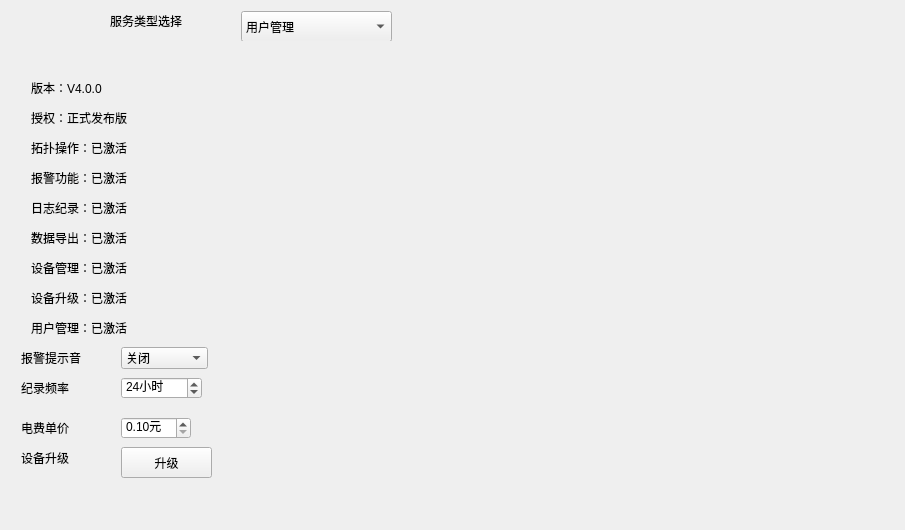
This is CleverManagerV3/setups/setup_mainwid.ui in ChinaClever/CleverManagerV3 as Qt 5 draws it before an edit. The edited form follows.
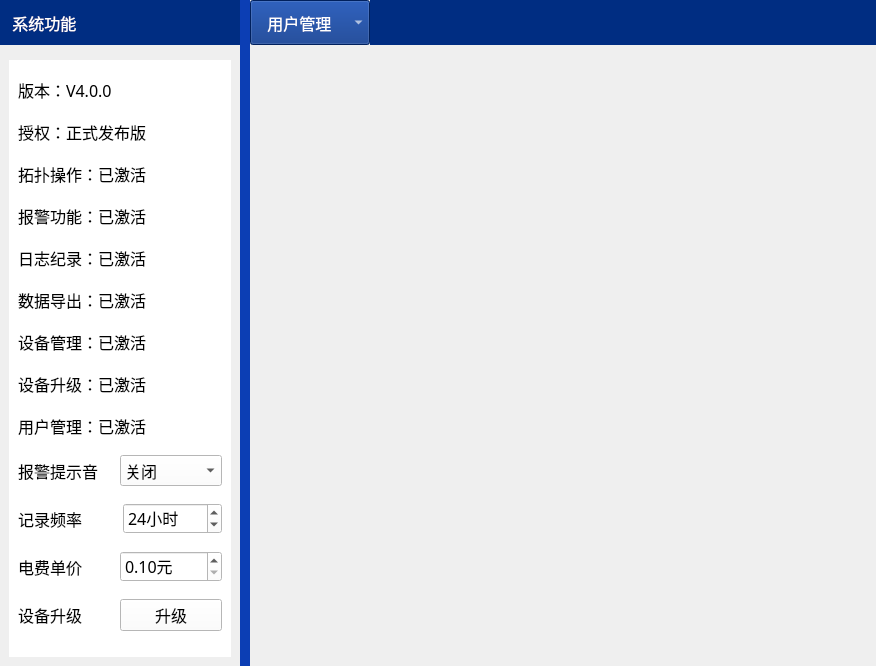
This is the edited form.

```diff
--- a/CleverManagerV3/setups/setup_mainwid.ui
+++ b/CleverManagerV3/setups/setup_mainwid.ui
@@ -6,82 +6,76 @@
    <rect>
     <x>0</x>
     <y>0</y>
-    <width>905</width>
-    <height>530</height>
+    <width>876</width>
+    <height>666</height>
    </rect>
   </property>
+  <property name="font">
+   <font>
+    <family>微软雅黑</family>
+    <pointsize>12</pointsize>
+   </font>
+  </property>
   <property name="windowTitle">
    <string>Form</string>
   </property>
-  <layout class="QGridLayout" name="gridLayout">
-   <item row="0" column="0" colspan="2">
-    <widget class="QWidget" name="widget" native="true">
-     <property name="minimumSize">
-      <size>
-       <width>0</width>
-       <height>30</height>
-      </size>
-     </property>
-     <property name="maximumSize">
-      <size>
-       <width>16777215</width>
-       <height>30</height>
-      </size>
-     </property>
-     <widget class="QComboBox" name="comboBox">
-      <property name="geometry">
-       <rect>
-        <x>230</x>
-        <y>0</y>
-        <width>151</width>
-        <height>31</height>
-       </rect>
-      </property>
-      <item>
-       <property name="text">
-        <string>用户管理</string>
-       </property>
-      </item>
-      <item>
-       <property name="text">
-        <string>数据推送</string>
-       </property>
-      </item>
+  <layout class="QHBoxLayout" name="horizontalLayout_6">
+   <property name="spacing">
+    <number>0</number>
+   </property>
+   <property name="leftMargin">
+    <number>0</number>
+   </property>
+   <property name="topMargin">
+    <number>0</number>
+   </property>
+   <property name="rightMargin">
+    <number>0</number>
+   </property>
+   <property name="bottomMargin">
+    <number>0</number>
+   </property>
       <item>
-       <property name="text">
-        <string>PDU列表</string>
-       </property>
-      </item>
+    <layout class="QVBoxLayout" name="verticalLayout_3" stretch="1,18">
+     <property name="spacing">
+      <number>6</number>
+     </property>
       <item>
-       <property name="text">
-        <string>机柜列表</string>
-       </property>
-      </item>
-      <item>
-       <property name="text">
-        <string>机房列表</string>
-       </property>
-      </item>
-     </widget>
      <widget class="QLabel" name="label">
-      <property name="geometry">
-       <rect>
-        <x>20</x>
-        <y>0</y>
-        <width>151</width>
-        <height>20</height>
-       </rect>
+       <property name="minimumSize">
+        <size>
+         <width>240</width>
+         <height>45</height>
+        </size>
+       </property>
+       <property name="maximumSize">
+        <size>
+         <width>240</width>
+         <height>45</height>
+        </size>
+       </property>
+       <property name="font">
+        <font>
+         <family>微软雅黑</family>
+         <pointsize>12</pointsize>
+        </font>
+       </property>
+       <property name="styleSheet">
+        <string notr="true">background-color: rgb(0,45,130);
+color:rgb(255,255,255)</string>
       </property>
       <property name="text">
-       <string>服务类型选择</string>
+        <string>   系统功能</string>
       </property>
       <property name="alignment">
-       <set>Qt::AlignRight|Qt::AlignTrailing|Qt::AlignVCenter</set>
-      </property>
-     </widget>
-    </widget>
-   </item>
-   <item row="1" column="0">
+        <set>Qt::AlignLeading|Qt::AlignLeft|Qt::AlignVCenter</set>
+       </property>
+      </widget>
+     </item>
+     <item>
+      <widget class="QWidget" name="widget_3" native="true">
+       <layout class="QVBoxLayout" name="verticalLayout_4">
+        <item>
     <widget class="QWidget" name="setupWid" native="true">
      <property name="minimumSize">
       <size>
@@ -95,145 +89,207 @@
        <height>16777215</height>
       </size>
      </property>
-     <widget class="QPushButton" name="upBtn">
-      <property name="geometry">
-       <rect>
-        <x>110</x>
-        <y>400</y>
-        <width>91</width>
-        <height>31</height>
-       </rect>
-      </property>
-      <property name="text">
-       <string>升级</string>
-      </property>
-     </widget>
+          <property name="styleSheet">
+           <string notr="true">background-color: rgb(255, 255, 255);</string>
+          </property>
+          <layout class="QVBoxLayout" name="verticalLayout_2" stretch="1,1,1,1,1,1,1,1,1,1,1,1,1">
+           <property name="spacing">
+            <number>0</number>
+           </property>
+           <property name="leftMargin">
+            <number>9</number>
+           </property>
+           <property name="topMargin">
+            <number>0</number>
+           </property>
+           <property name="rightMargin">
+            <number>9</number>
+           </property>
+           <property name="bottomMargin">
+            <number>0</number>
+           </property>
+           <item>
      <widget class="QLabel" name="label_2">
-      <property name="geometry">
-       <rect>
-        <x>20</x>
-        <y>30</y>
-        <width>131</width>
-        <height>21</height>
-       </rect>
+             <property name="minimumSize">
+              <size>
+               <width>0</width>
+               <height>25</height>
+              </size>
+             </property>
+             <property name="maximumSize">
+              <size>
+               <width>16777215</width>
+               <height>25</height>
+              </size>
       </property>
       <property name="text">
        <string>版本：V4.0.0</string>
       </property>
      </widget>
+           </item>
+           <item>
      <widget class="QLabel" name="label_3">
-      <property name="geometry">
-       <rect>
-        <x>20</x>
-        <y>60</y>
-        <width>131</width>
-        <height>21</height>
-       </rect>
+             <property name="minimumSize">
+              <size>
+               <width>0</width>
+               <height>25</height>
+              </size>
+             </property>
+             <property name="maximumSize">
+              <size>
+               <width>16777215</width>
+               <height>25</height>
+              </size>
       </property>
       <property name="text">
        <string>授权：正式发布版</string>
       </property>
      </widget>
-     <widget class="QLabel" name="label_4">
-      <property name="geometry">
-       <rect>
-        <x>20</x>
-        <y>150</y>
-        <width>131</width>
-        <height>21</height>
-       </rect>
-      </property>
-      <property name="text">
-       <string>日志纪录：已激活</string>
-      </property>
-     </widget>
-     <widget class="QLabel" name="label_5">
-      <property name="geometry">
-       <rect>
-        <x>20</x>
-        <y>240</y>
-        <width>131</width>
-        <height>21</height>
-       </rect>
-      </property>
-      <property name="text">
-       <string>设备升级：已激活</string>
-      </property>
-     </widget>
-     <widget class="QLabel" name="label_6">
-      <property name="geometry">
-       <rect>
-        <x>20</x>
-        <y>210</y>
-        <width>131</width>
-        <height>21</height>
-       </rect>
-      </property>
-      <property name="text">
-       <string>设备管理：已激活</string>
-      </property>
-     </widget>
+           </item>
+           <item>
      <widget class="QLabel" name="label_7">
-      <property name="geometry">
-       <rect>
-        <x>20</x>
-        <y>90</y>
-        <width>131</width>
-        <height>21</height>
-       </rect>
+             <property name="minimumSize">
+              <size>
+               <width>0</width>
+               <height>25</height>
+              </size>
+             </property>
+             <property name="maximumSize">
+              <size>
+               <width>16777215</width>
+               <height>25</height>
+              </size>
       </property>
       <property name="text">
        <string>拓扑操作：已激活</string>
       </property>
      </widget>
+           </item>
+           <item>
      <widget class="QLabel" name="label_8">
-      <property name="geometry">
-       <rect>
-        <x>20</x>
-        <y>120</y>
-        <width>131</width>
-        <height>21</height>
-       </rect>
+             <property name="minimumSize">
+              <size>
+               <width>0</width>
+               <height>25</height>
+              </size>
+             </property>
+             <property name="maximumSize">
+              <size>
+               <width>16777215</width>
+               <height>25</height>
+              </size>
       </property>
       <property name="text">
        <string>报警功能：已激活</string>
       </property>
      </widget>
+           </item>
+           <item>
+            <widget class="QLabel" name="label_4">
+             <property name="minimumSize">
+              <size>
+               <width>0</width>
+               <height>25</height>
+              </size>
+             </property>
+             <property name="maximumSize">
+              <size>
+               <width>16777215</width>
+               <height>25</height>
+              </size>
+             </property>
+             <property name="text">
+              <string>日志纪录：已激活</string>
+             </property>
+            </widget>
+           </item>
+           <item>
      <widget class="QLabel" name="label_9">
-      <property name="geometry">
-       <rect>
-        <x>20</x>
-        <y>180</y>
-        <width>131</width>
-        <height>21</height>
-       </rect>
+             <property name="minimumSize">
+              <size>
+               <width>0</width>
+               <height>25</height>
+              </size>
+             </property>
+             <property name="maximumSize">
+              <size>
+               <width>16777215</width>
+               <height>25</height>
+              </size>
       </property>
       <property name="text">
        <string>数据导出：已激活</string>
       </property>
      </widget>
+           </item>
+           <item>
+            <widget class="QLabel" name="label_6">
+             <property name="minimumSize">
+              <size>
+               <width>0</width>
+               <height>25</height>
+              </size>
+             </property>
+             <property name="maximumSize">
+              <size>
+               <width>16777215</width>
+               <height>25</height>
+              </size>
+             </property>
+             <property name="text">
+              <string>设备管理：已激活</string>
+             </property>
+            </widget>
+           </item>
+           <item>
+            <widget class="QLabel" name="label_5">
+             <property name="minimumSize">
+              <size>
+               <width>0</width>
+               <height>25</height>
+              </size>
+             </property>
+             <property name="maximumSize">
+              <size>
+               <width>16777215</width>
+               <height>25</height>
+              </size>
+             </property>
+             <property name="text">
+              <string>设备升级：已激活</string>
+             </property>
+            </widget>
+           </item>
+           <item>
      <widget class="QLabel" name="label_10">
-      <property name="geometry">
-       <rect>
-        <x>20</x>
-        <y>270</y>
-        <width>131</width>
-        <height>21</height>
-       </rect>
+             <property name="minimumSize">
+              <size>
+               <width>0</width>
+               <height>25</height>
+              </size>
+             </property>
+             <property name="maximumSize">
+              <size>
+               <width>16777215</width>
+               <height>25</height>
+              </size>
       </property>
       <property name="text">
        <string>用户管理：已激活</string>
       </property>
      </widget>
+           </item>
+           <item>
+            <layout class="QHBoxLayout" name="horizontalLayout">
+             <item>
+              <widget class="QLabel" name="label_11">
+               <property name="text">
+                <string>报警提示音</string>
+               </property>
+              </widget>
+             </item>
+             <item>
      <widget class="QComboBox" name="alarmCmb">
-      <property name="geometry">
-       <rect>
-        <x>110</x>
-        <y>300</y>
-        <width>87</width>
-        <height>22</height>
-       </rect>
-      </property>
       <item>
        <property name="text">
         <string>关闭</string>
@@ -245,54 +301,23 @@
        </property>
       </item>
      </widget>
-     <widget class="QLabel" name="label_11">
-      <property name="geometry">
-       <rect>
-        <x>10</x>
-        <y>300</y>
-        <width>91</width>
-        <height>21</height>
-       </rect>
-      </property>
-      <property name="text">
-       <string>报警提示音</string>
-      </property>
-     </widget>
-     <widget class="QLabel" name="label_12">
-      <property name="geometry">
-       <rect>
-        <x>10</x>
-        <y>400</y>
-        <width>91</width>
-        <height>21</height>
-       </rect>
-      </property>
-      <property name="text">
-       <string>设备升级</string>
-      </property>
-     </widget>
+             </item>
+            </layout>
+           </item>
+           <item>
+            <layout class="QHBoxLayout" name="horizontalLayout_2">
+             <property name="spacing">
+              <number>6</number>
+             </property>
+             <item>
      <widget class="QLabel" name="label_13">
-      <property name="geometry">
-       <rect>
-        <x>10</x>
-        <y>330</y>
-        <width>91</width>
-        <height>21</height>
-       </rect>
-      </property>
       <property name="text">
-       <string>纪录频率</string>
-      </property>
-     </widget>
+                <string>记录频率</string>
+               </property>
+              </widget>
+             </item>
+             <item>
      <widget class="QSpinBox" name="logSpin">
-      <property name="geometry">
-       <rect>
-        <x>110</x>
-        <y>330</y>
-        <width>81</width>
-        <height>22</height>
-       </rect>
-      </property>
       <property name="suffix">
        <string>小时</string>
       </property>
@@ -306,28 +331,20 @@
        <number>24</number>
       </property>
      </widget>
+             </item>
+            </layout>
+           </item>
+           <item>
+            <layout class="QHBoxLayout" name="horizontalLayout_3">
+             <item>
      <widget class="QLabel" name="label_14">
-      <property name="geometry">
-       <rect>
-        <x>10</x>
-        <y>370</y>
-        <width>91</width>
-        <height>21</height>
-       </rect>
-      </property>
       <property name="text">
        <string>电费单价</string>
       </property>
      </widget>
+             </item>
+             <item>
      <widget class="QDoubleSpinBox" name="priceSPin">
-      <property name="geometry">
-       <rect>
-        <x>110</x>
-        <y>370</y>
-        <width>70</width>
-        <height>22</height>
-       </rect>
-      </property>
       <property name="prefix">
        <string/>
       </property>
@@ -338,10 +355,143 @@
        <double>0.100000000000000</double>
       </property>
      </widget>
-    </widget>
-   </item>
-   <item row="1" column="1">
+             </item>
+            </layout>
+           </item>
+           <item>
+            <layout class="QHBoxLayout" name="horizontalLayout_4">
+             <item>
+              <widget class="QLabel" name="label_12">
+               <property name="text">
+                <string>设备升级</string>
+               </property>
+              </widget>
+             </item>
+             <item>
+              <widget class="QPushButton" name="upBtn">
+               <property name="styleSheet">
+                <string notr="true"/>
+               </property>
+               <property name="text">
+                <string>升级</string>
+               </property>
+              </widget>
+             </item>
+            </layout>
+           </item>
+          </layout>
+         </widget>
+        </item>
+       </layout>
+      </widget>
+     </item>
+    </layout>
+   </item>
+   <item>
+    <widget class="QWidget" name="widget_2" native="true">
+     <property name="minimumSize">
+      <size>
+       <width>10</width>
+       <height>0</height>
+      </size>
+     </property>
+     <property name="maximumSize">
+      <size>
+       <width>10</width>
+       <height>16777215</height>
+      </size>
+     </property>
+     <property name="styleSheet">
+      <string notr="true">background-color: rgb(12,62,180);</string>
+     </property>
+    </widget>
+   </item>
+   <item>
+    <layout class="QVBoxLayout" name="verticalLayout" stretch="1,18">
+     <item>
+      <layout class="QHBoxLayout" name="horizontalLayout_5" stretch="0,0">
+       <item>
+        <widget class="QComboBox" name="comboBox">
+         <property name="sizePolicy">
+          <sizepolicy hsizetype="Fixed" vsizetype="Fixed">
+           <horstretch>0</horstretch>
+           <verstretch>0</verstretch>
+          </sizepolicy>
+         </property>
+         <property name="minimumSize">
+          <size>
+           <width>120</width>
+           <height>45</height>
+          </size>
+         </property>
+         <property name="maximumSize">
+          <size>
+           <width>120</width>
+           <height>45</height>
+          </size>
+         </property>
+         <property name="font">
+          <font>
+           <family>微软雅黑</family>
+           <pointsize>12</pointsize>
+          </font>
+         </property>
+         <property name="styleSheet">
+          <string notr="true">color: rgb(255,255,255);
+background-color: rgb(0,45,130);</string>
+         </property>
+         <item>
+          <property name="text">
+           <string>   用户管理</string>
+          </property>
+         </item>
+         <item>
+          <property name="text">
+           <string>   数据推送</string>
+          </property>
+         </item>
+         <item>
+          <property name="text">
+           <string>   PDU列表</string>
+          </property>
+         </item>
+         <item>
+          <property name="text">
+           <string>   机柜列表</string>
+          </property>
+         </item>
+         <item>
+          <property name="text">
+           <string>   机房列表</string>
+          </property>
+         </item>
+        </widget>
+       </item>
+       <item>
+        <widget class="QWidget" name="widget" native="true">
+         <property name="minimumSize">
+          <size>
+           <width>0</width>
+           <height>45</height>
+          </size>
+         </property>
+         <property name="maximumSize">
+          <size>
+           <width>16777215</width>
+           <height>45</height>
+          </size>
+         </property>
+         <property name="styleSheet">
+          <string notr="true">background-color: rgb(0,45,130);</string>
+         </property>
+        </widget>
+       </item>
+      </layout>
+     </item>
+     <item>
     <widget class="QStackedWidget" name="stackedWid"/>
+     </item>
+    </layout>
    </item>
   </layout>
  </widget>
```
Lines whose indentation alone changed are shown as unchanged.
